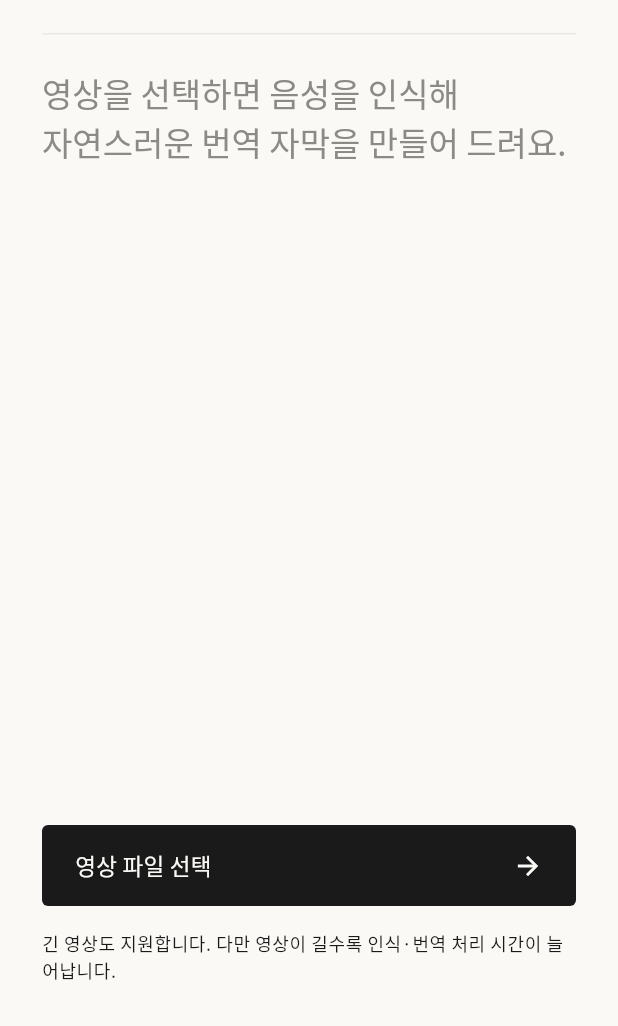
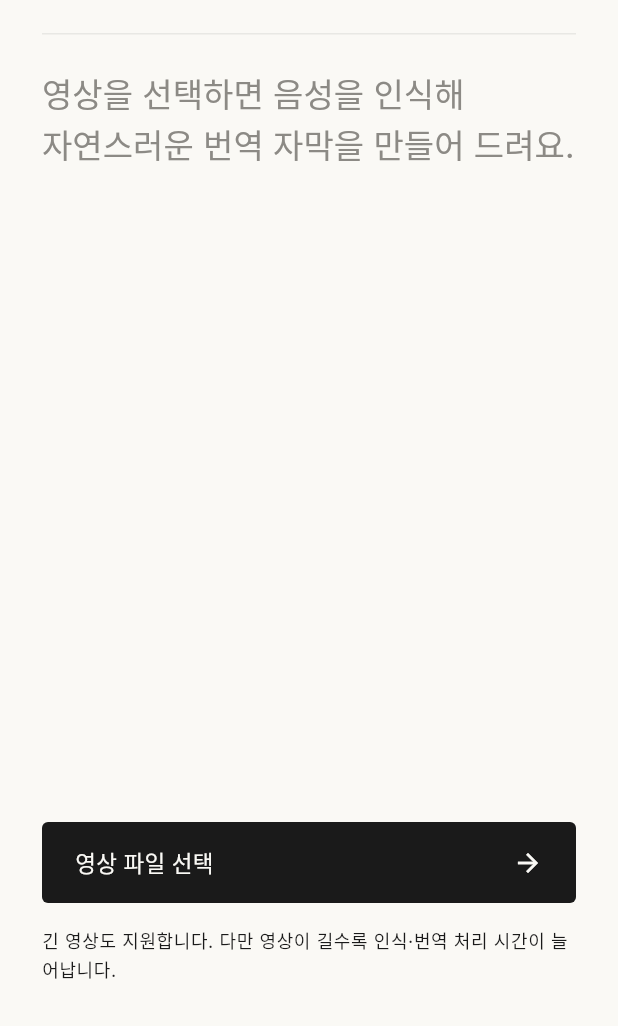
Before and after one commit to a-scene-tence/sub, a Flutter app: the screen it shows after launch, on a phone screen of 412 x 824 dp, the part 210-1236 px from its top. Run offline on Flutter 3.47's test engine with Material 3 defaults, Android fonts, the phone set to English and light mode, and no system bars; our stand-ins replace file_picker, flutter_dotenv, flutter_riverpod, flutter_secure_storage, google_fonts, shared_preferences and 2 more; missing offline and left inert: screen_brightness, volume_controller.

Commit message:
style(ui): 글꼴 교체 — Inter(라틴) + IBM Plex Sans KR(한글)
Noto Sans KR이 촌스럽다는 피드백 반영. 라틴은 Inter, 한글 글리프는 Inter와 어울리는
모던 고딕 IBM Plex Sans KR로 폴백 지정해 전체 텍스트에 적용한다.
- app_theme.dart: TextTheme를 interTextTheme 기반으로 교체하고 fontFamilyFallback에
  IBM Plex Sans KR 부착. AppBar 타이틀·버튼 textStyle도 Inter+한글 폴백으로.
- 무게는 기존대로 라이트/레귤러/미디엄만(굵은 무게 미사용), 화이트·아이보리 모노크롬 유지.
- 화면 파일은 테마 TextTheme를 상속하므로 추가 수정 없음.

Co-Authored-By: Claude Opus 4.8 <noreply@anthropic.com>
Claude-Session: https://claude.ai/code/session_01FNKQtGvYKHS5axaL3oczoE

```diff
--- a/lib/theme/app_theme.dart
+++ b/lib/theme/app_theme.dart
@@ -32,27 +32,33 @@ class AppTheme {
       secondary: AppPalette.ink,
     );
 
-    final sans = GoogleFonts.notoSansKrTextTheme(base.textTheme);
-    final textTheme = sans
+    // 라틴은 Inter, 한글 글리프는 Inter와 어울리는 IBM Plex Sans KR로 폴백.
+    final krFallback = <String>[GoogleFonts.ibmPlexSansKr().fontFamily!];
+    final inter = GoogleFonts.interTextTheme(base.textTheme);
+    final textTheme = inter
         .copyWith(
-          displayLarge: sans.displayLarge
+          displayLarge: inter.displayLarge
               ?.copyWith(fontWeight: FontWeight.w300, letterSpacing: -1.0, height: 1.05),
-          displayMedium: sans.displayMedium
+          displayMedium: inter.displayMedium
               ?.copyWith(fontWeight: FontWeight.w300, letterSpacing: -0.8, height: 1.05),
-          displaySmall: sans.displaySmall
+          displaySmall: inter.displaySmall
               ?.copyWith(fontWeight: FontWeight.w300, letterSpacing: -0.5),
-          headlineMedium: sans.headlineMedium
+          headlineMedium: inter.headlineMedium
               ?.copyWith(fontWeight: FontWeight.w400, letterSpacing: -0.3),
-          headlineSmall: sans.headlineSmall
+          headlineSmall: inter.headlineSmall
               ?.copyWith(fontWeight: FontWeight.w400, letterSpacing: -0.2),
-          titleLarge: sans.titleLarge?.copyWith(fontWeight: FontWeight.w500),
-          bodyLarge: sans.bodyLarge?.copyWith(fontWeight: FontWeight.w400, height: 1.55),
-          bodyMedium: sans.bodyMedium?.copyWith(fontWeight: FontWeight.w400, height: 1.55),
-          bodySmall: sans.bodySmall?.copyWith(color: AppPalette.inkSoft, height: 1.5),
-          labelLarge: sans.labelLarge
+          titleLarge: inter.titleLarge?.copyWith(fontWeight: FontWeight.w500),
+          bodyLarge: inter.bodyLarge?.copyWith(fontWeight: FontWeight.w400, height: 1.55),
+          bodyMedium: inter.bodyMedium?.copyWith(fontWeight: FontWeight.w400, height: 1.55),
+          bodySmall: inter.bodySmall?.copyWith(color: AppPalette.inkSoft, height: 1.5),
+          labelLarge: inter.labelLarge
               ?.copyWith(fontWeight: FontWeight.w500, letterSpacing: 0.2),
         )
-        .apply(bodyColor: AppPalette.ink, displayColor: AppPalette.ink);
+        .apply(
+          bodyColor: AppPalette.ink,
+          displayColor: AppPalette.ink,
+          fontFamilyFallback: krFallback,
+        );
 
     return base.copyWith(
       colorScheme: colorScheme,
@@ -70,11 +76,11 @@ class AppTheme {
         elevation: 0,
         scrolledUnderElevation: 0,
         centerTitle: false,
-        titleTextStyle: GoogleFonts.notoSansKr(
+        titleTextStyle: GoogleFonts.inter(
           color: AppPalette.ink,
           fontWeight: FontWeight.w500,
           fontSize: 18,
-        ),
+        ).copyWith(fontFamilyFallback: krFallback),
       ),
       filledButtonTheme: FilledButtonThemeData(
         style: FilledButton.styleFrom(
@@ -85,11 +91,11 @@ class AppTheme {
             borderRadius: BorderRadius.all(Radius.circular(4)),
           ),
           padding: const EdgeInsets.symmetric(horizontal: 22, vertical: 16),
-          textStyle: GoogleFonts.notoSansKr(
+          textStyle: GoogleFonts.inter(
             fontWeight: FontWeight.w500,
             fontSize: 15,
             letterSpacing: 0.2,
-          ),
+          ).copyWith(fontFamilyFallback: krFallback),
         ),
       ),
       outlinedButtonTheme: OutlinedButtonThemeData(
@@ -100,7 +106,8 @@ class AppTheme {
             borderRadius: BorderRadius.all(Radius.circular(4)),
           ),
           padding: const EdgeInsets.symmetric(horizontal: 18, vertical: 14),
-          textStyle: GoogleFonts.notoSansKr(fontWeight: FontWeight.w500),
+          textStyle: GoogleFonts.inter(fontWeight: FontWeight.w500)
+              .copyWith(fontFamilyFallback: krFallback),
         ),
       ),
       textButtonTheme: TextButtonThemeData(
```
